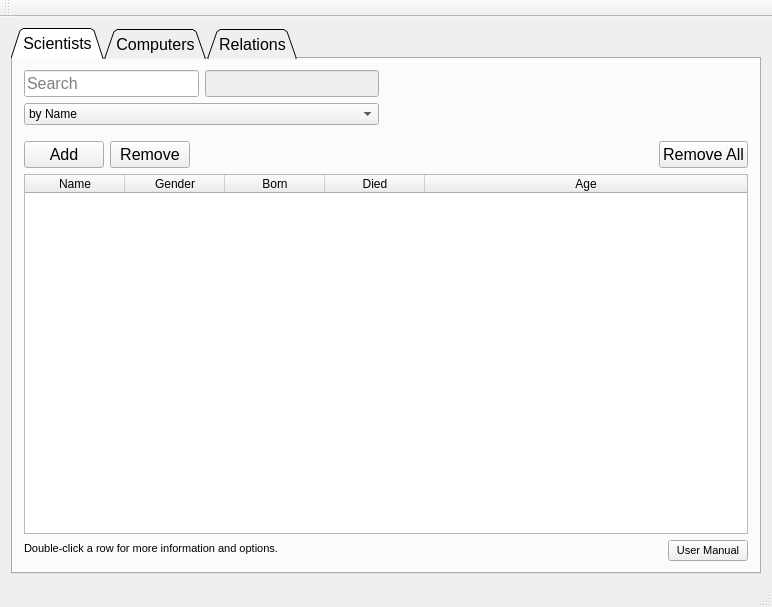
Before: the Qt Designer form mainwindow.ui in athenabjorg/sacr, drawn with Qt 5.
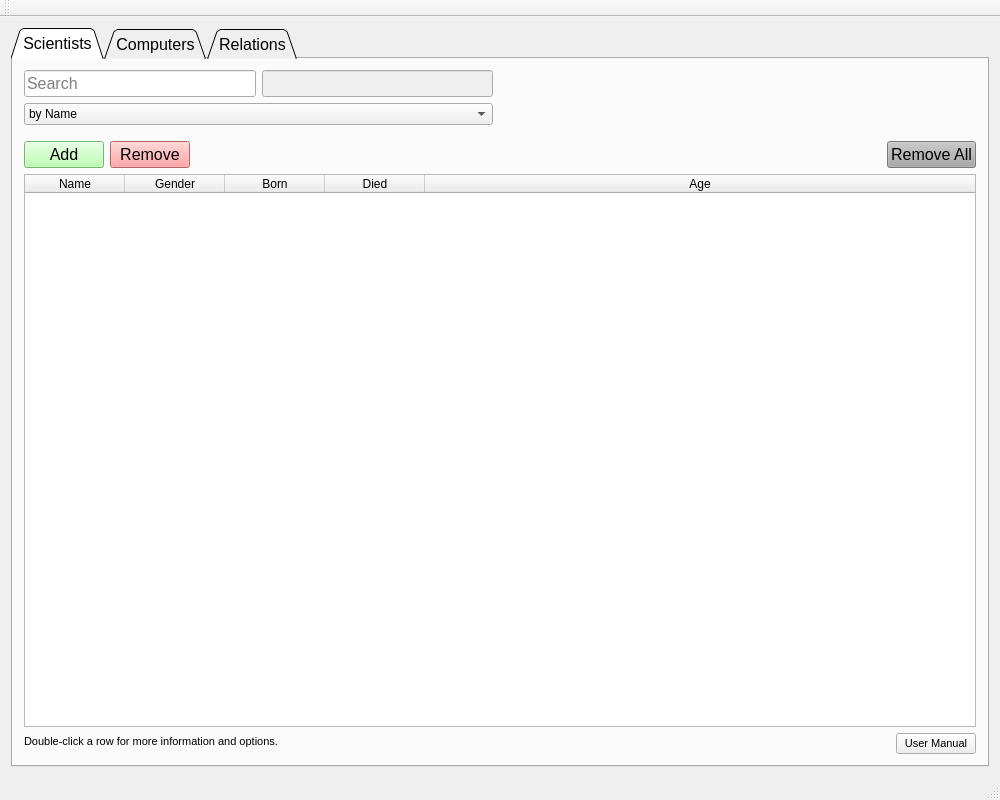
After: the same form once the commit is applied. The open tabs and pages were chosen to show the change. Icons and pictures are not drawn.

Diff of the .ui file:
```diff
--- a/mainwindow.ui
+++ b/mainwindow.ui
@@ -6,8 +6,8 @@
    <rect>
     <x>0</x>
     <y>0</y>
-    <width>772</width>
-    <height>607</height>
+    <width>1000</width>
+    <height>800</height>
    </rect>
   </property>
   <property name="sizePolicy">
@@ -193,6 +193,14 @@
              <layout class="QHBoxLayout" name="addRemoveLayout">
               <item>
                <widget class="QPushButton" name="scientistAddButton">
+                <property name="font">
+                 <font>
+                  <pointsize>12</pointsize>
+                 </font>
+                </property>
+                <property name="styleSheet">
+                 <string notr="true">background-color: rgb(167, 255, 157);</string>
+                </property>
                 <property name="text">
                  <string>Add</string>
                 </property>
@@ -200,6 +208,14 @@
               </item>
               <item>
                <widget class="QPushButton" name="scientistRemoveButton">
+                <property name="font">
+                 <font>
+                  <pointsize>12</pointsize>
+                 </font>
+                </property>
+                <property name="styleSheet">
+                 <string notr="true">background-color: rgb(255, 138, 138);</string>
+                </property>
                 <property name="text">
                  <string>Remove</string>
                 </property>
@@ -233,6 +249,14 @@
               </item>
               <item>
                <widget class="QPushButton" name="scientistRemoveAllButton">
+                <property name="font">
+                 <font>
+                  <pointsize>12</pointsize>
+                 </font>
+                </property>
+                <property name="styleSheet">
+                 <string notr="true">background-color:darkgray</string>
+                </property>
                 <property name="text">
                  <string>Remove All</string>
                 </property>
```
Left out of the diff: 54 changed lines with no effect on the pictures.
